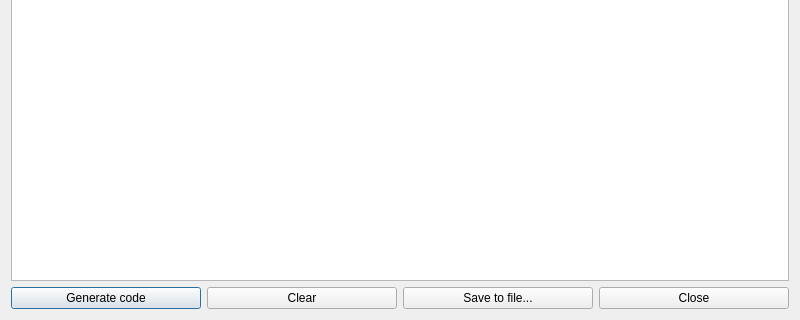
This is ImportExport/ObjectsToPython/ObjectsToPython.ui in FreeCAD/FreeCAD-macros as Qt 5 draws it before an edit; both pictures show x 0 to 800 and y 480 to 800 of the 800 by 800 pixel window. The edited form follows.
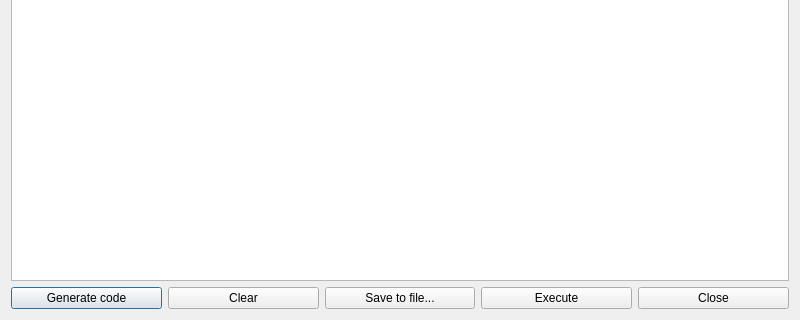
This is the edited form.

Commit message: [ObjectsToPython]: added button Execute

Patch:
```diff
--- a/ImportExport/ObjectsToPython/ObjectsToPython.ui
+++ b/ImportExport/ObjectsToPython/ObjectsToPython.ui
@@ -40,6 +40,13 @@
        </property>
       </widget>
      </item>
+     <item>
+      <widget class="QPushButton" name="pushButtonExecute">
+       <property name="text">
+        <string>Execute</string>
+       </property>
+      </widget>
+     </item>
      <item>
       <widget class="QPushButton" name="pushButtonClose">
        <property name="text">
```
The commit also changes 1 other file.
